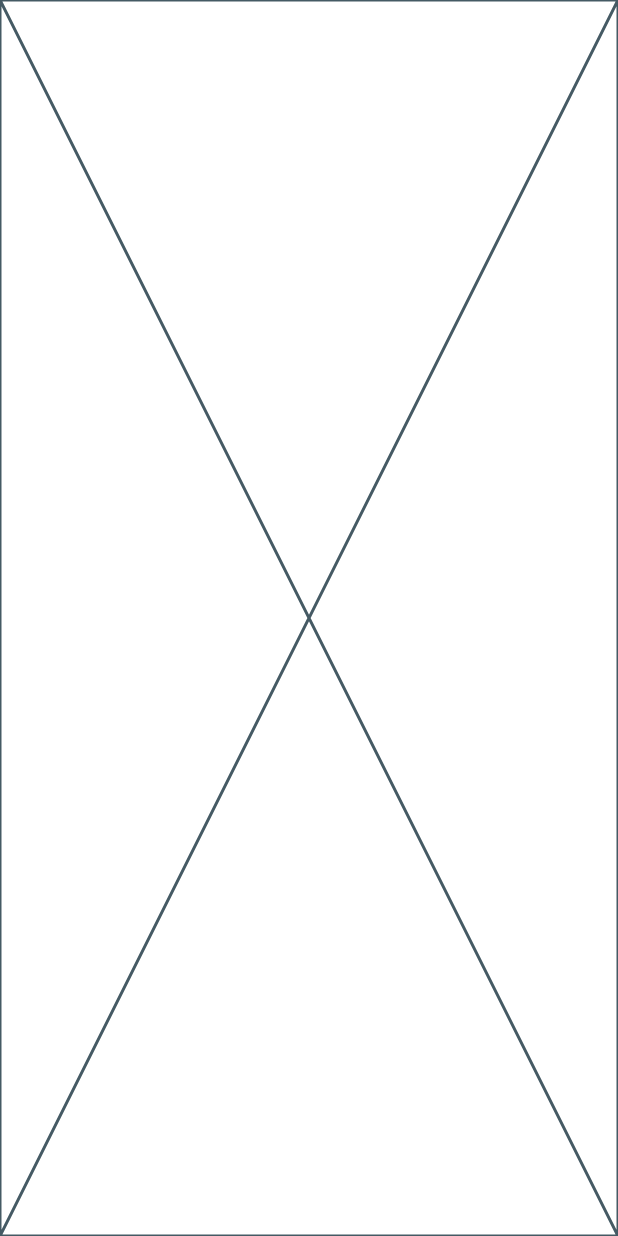
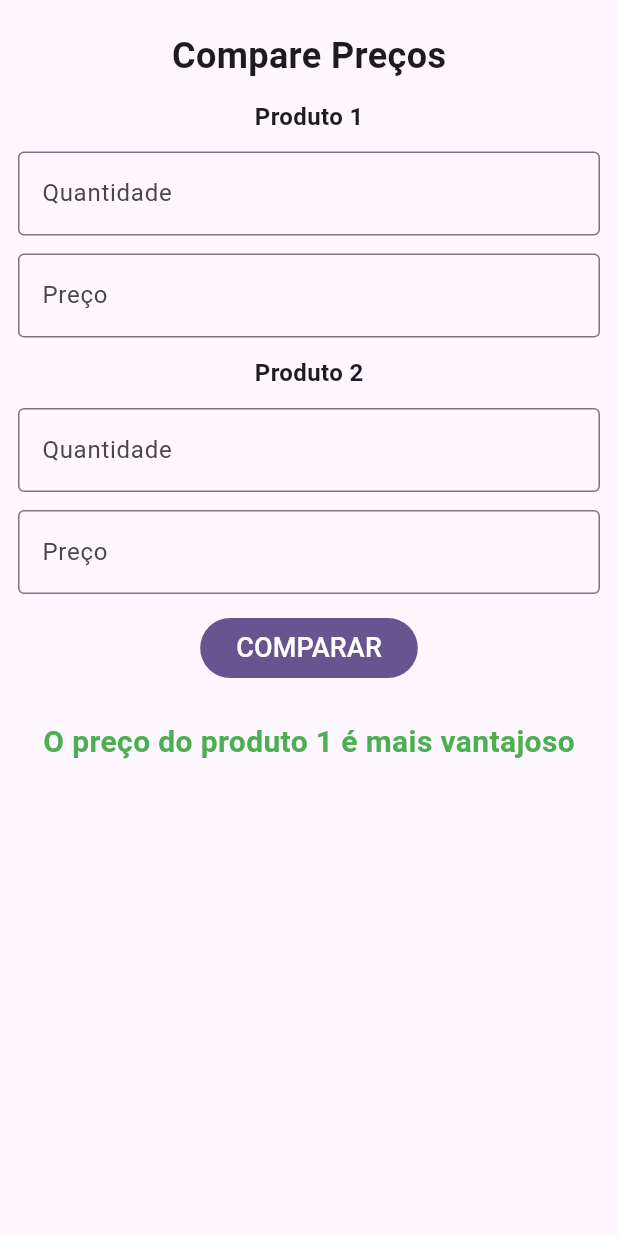
Before and after one commit to leandrorochaadm/compare_price, a Flutter app: the screen it shows after launch, on a phone screen of 412 x 824 dp. Run offline on Flutter 3.47's test engine with Material 2 defaults, Android fonts, the phone set to English and light mode, and no system bars; missing offline and left inert: validatorless.

```diff
--- a/lib/main.dart
+++ b/lib/main.dart
@@ -1,3 +1,4 @@
+import 'package:compare_prices/pages/home_page.dart';
 import 'package:flutter/material.dart';
 
 void main() {
@@ -11,11 +12,12 @@ class MyApp extends StatelessWidget {
   Widget build(BuildContext context) {
     return MaterialApp(
       title: 'Comparar preços',
+      debugShowCheckedModeBanner: false,
       theme: ThemeData(
         colorScheme: ColorScheme.fromSeed(seedColor: Colors.deepPurple),
         useMaterial3: true,
       ),
-      home: const Placeholder(),
+      home: const HomePage(),
     );
   }
 }
--- /dev/null
+++ b/lib/pages/home_page.dart
@@ -0,0 +1,139 @@
+import 'package:flutter/material.dart';
+import 'package:validatorless/validatorless.dart';
+
+class HomePage extends StatefulWidget {
+  const HomePage({super.key});
+
+  @override
+  State<HomePage> createState() => _HomePageState();
+}
+
+class _HomePageState extends State<HomePage> {
+  final formKey = GlobalKey<FormState>();
+  final TEPrice1 = TextEditingController();
+  final TEQuant1 = TextEditingController();
+  final TEPrice2 = TextEditingController();
+  final TEQuant2 = TextEditingController();
+
+  @override
+  Widget build(BuildContext context) {
+    return Scaffold(
+      body: SafeArea(
+        child: Padding(
+          padding: const EdgeInsets.symmetric(horizontal: 12, vertical: 20),
+          child: Form(
+            key: formKey,
+            child: SingleChildScrollView(
+              child: Column(
+                children: [
+                  const Text(
+                    'Compare Preços',
+                    style: TextStyle(
+                      fontSize: 24,
+                      fontWeight: FontWeight.bold,
+                    ),
+                  ),
+                  const SizedBox(height: 12),
+                  const Text(
+                    'Produto 1',
+                    style: TextStyle(
+                      fontSize: 16,
+                      fontWeight: FontWeight.bold,
+                    ),
+                  ),
+                  const SizedBox(height: 12),
+                  TextFormField(
+                    decoration: const InputDecoration(
+                      border: OutlineInputBorder(),
+                      labelText: 'Quantidade',
+                      hintText: 'Digite a quantidade no produto 1',
+                    ),
+                    keyboardType: TextInputType.number,
+                    validator: Validatorless.multiple([
+                      Validatorless.required('Campo obrigatório'),
+                      Validatorless.numbersBetweenInterval(
+                          1, 1000000, 'Quantidade deve ser maior que zero'),
+                    ]),
+                  ),
+                  const SizedBox(height: 12),
+                  TextFormField(
+                    decoration: const InputDecoration(
+                      border: OutlineInputBorder(),
+                      labelText: 'Preço',
+                      hintText: 'Digite o preço no produto 1',
+                    ),
+                    keyboardType: TextInputType.number,
+                    validator: Validatorless.multiple([
+                      Validatorless.required('Campo obrigatório'),
+                      Validatorless.numbersBetweenInterval(
+                          1, 1000000, 'Preço deve ser maior que zero'),
+                    ]),
+                  ),
+                  const SizedBox(height: 12),
+                  const Text(
+                    'Produto 2',
+                    style: TextStyle(
+                      fontSize: 16,
+                      fontWeight: FontWeight.bold,
+                    ),
+                  ),
+                  const SizedBox(height: 12),
+                  TextFormField(
+                    decoration: const InputDecoration(
+                      border: OutlineInputBorder(),
+                      labelText: 'Quantidade',
+                      hintText: 'Digite a quantidade no produto 2',
+                    ),
+                    keyboardType: TextInputType.number,
+                    validator: Validatorless.multiple([
+                      Validatorless.required('Campo obrigatório'),
+                      Validatorless.numbersBetweenInterval(
+                          1, 1000000, 'Quantidade deve ser maior que zero'),
+                    ]),
+                  ),
+                  const SizedBox(height: 12),
+                  TextFormField(
+                    decoration: const InputDecoration(
+                      border: OutlineInputBorder(),
+                      labelText: 'Preço',
+                      hintText: 'Digite o preço no produto 2',
+                    ),
+                    keyboardType: TextInputType.number,
+                    validator: Validatorless.multiple([
+                      Validatorless.required('Campo obrigatório'),
+                      Validatorless.numbersBetweenInterval(
+                          1, 1000000, 'Preço deve ser maior que zero'),
+                    ]),
+                  ),
+                  const SizedBox(height: 12),
+                  FilledButton(
+                    onPressed: () {
+                      final isValid = formKey.currentState?.validate() ?? false;
+                      if (isValid) {
+                        print('valid');
+                      }
+                    },
+                    child: const Text(
+                      'COMPARAR',
+                      style: TextStyle(fontSize: 18),
+                    ),
+                  ),
+                  const SizedBox(height: 12),
+                  const SizedBox(height: 12),
+                  const Text(
+                    'O preço do produto 1 é mais vantajoso',
+                    style: TextStyle(
+                      fontSize: 20,
+                      fontWeight: FontWeight.bold,
+                      color: Colors.green,
+                    ),
+                  ),
+                ],
+              ),
+            ),
+          ),
+        ),
+      ),
+    );
+  }
+}
--- a/pubspec.yaml
+++ b/pubspec.yaml
@@ -35,6 +35,7 @@ dependencies:
   # The following adds the Cupertino Icons font to your application.
   # Use with the CupertinoIcons class for iOS style icons.
   cupertino_icons: ^1.0.2
+  validatorless: ^1.2.3
 
 dev_dependencies:
   flutter_test:
```
Also changed, not shown: pubspec.lock.
